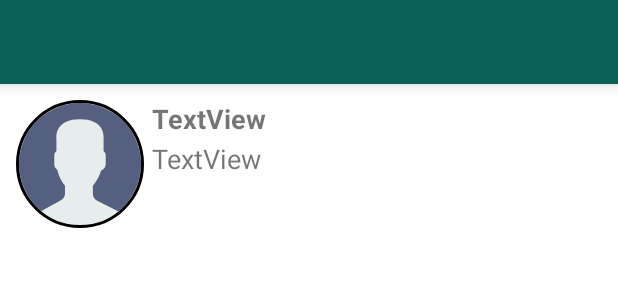
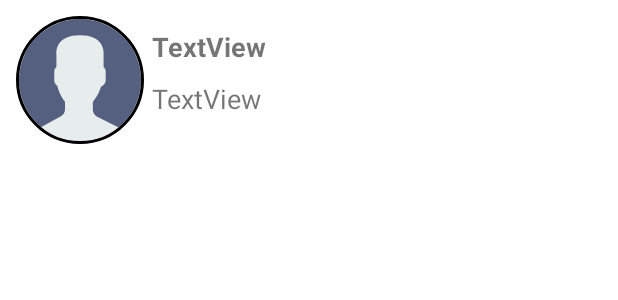
Before and after one commit to suresh434182/MyWhatsApp, an Android app: the layout show_user.xml on its own in the app's theme, with its tools: preview values and no code run, on a phone screen of 412 x 824 dp. Shown: the top 300 px of the screen. Run offline under Robolectric (Android 15) with nearby library versions, the phone set to English and light mode, and no system bars.

Commit message:
Update show_user.xml

```diff
--- a/app/src/main/res/layout/show_user.xml
+++ b/app/src/main/res/layout/show_user.xml
@@ -3,21 +3,8 @@
     xmlns:app="http://schemas.android.com/apk/res-auto"
     xmlns:tools="http://schemas.android.com/tools"
     android:layout_width="match_parent"
-    android:layout_height="match_parent"
+    android:layout_height="wrap_content"
     android:orientation="vertical">
-
-    <androidx.appcompat.widget.Toolbar
-        android:id="@+id/toolbar"
-        android:layout_width="match_parent"
-        android:layout_height="wrap_content"
-        android:layout_alignParentTop="true"
-        android:background="?attr/colorPrimary"
-        android:elevation="6dp"
-        android:minHeight="?attr/actionBarSize"
-        android:theme="@style/ThemeOverlay.AppCompat.Dark.ActionBar"
-        app:popupTheme="@style/ThemeOverlay.AppCompat.Light"/>
-
-
 
 
     <LinearLayout
@@ -27,6 +14,7 @@
 
         android:paddingTop="5dp"
         android:paddingBottom="5dp">
+
         <de.hdodenhof.circleimageview.CircleImageView
             android:id="@+id/profile_image"
             android:layout_width="96dp"
@@ -40,15 +28,18 @@
 
         <LinearLayout
             android:layout_width="match_parent"
-            android:layout_height="wrap_content"
+            android:layout_height="match_parent"
+            android:layout_weight="1"
             android:orientation="vertical"
 
             android:paddingTop="5dp"
             android:paddingBottom="5dp">
+
             <TextView
                 android:id="@+id/user_name"
                 android:layout_width="match_parent"
                 android:layout_height="wrap_content"
+                android:layout_weight="1"
                 android:gravity="center|left"
                 android:text="TextView"
                 android:textSize="18dp"
@@ -58,6 +49,7 @@
                 android:id="@+id/last_msg"
                 android:layout_width="match_parent"
                 android:layout_height="wrap_content"
+                android:layout_weight="1"
                 android:paddingTop="2dp"
                 android:paddingBottom="2dp"
                 android:text="TextView"
```
Lines whose indentation alone changed are shown as unchanged.
